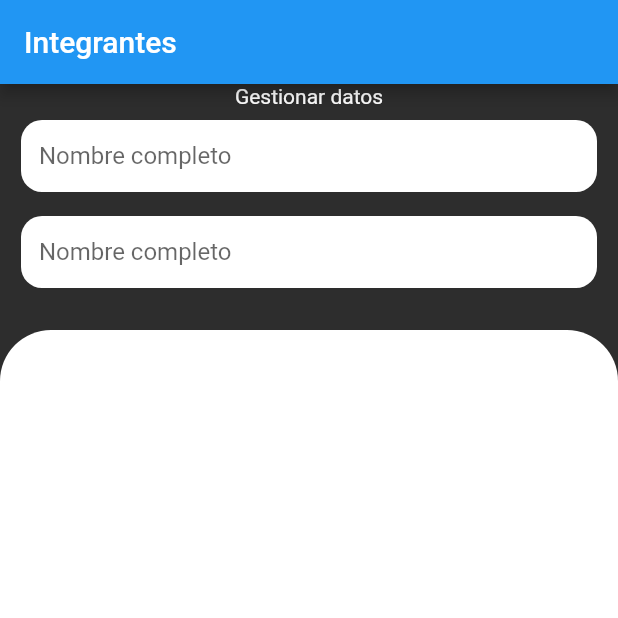
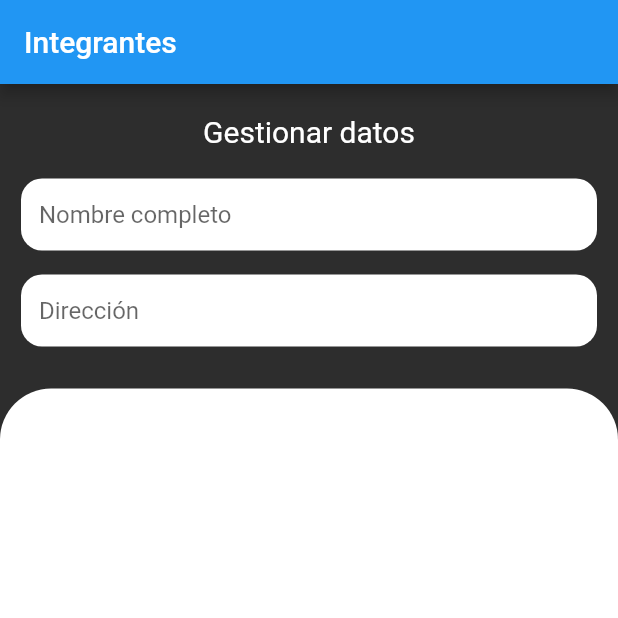
Before and after one commit to ehbarrionuevo/flutter_codigo_futures, a Flutter app: the first screen one second after launch, on a phone screen of 412 x 824 dp, the top half of it. Run offline on Flutter 3.47's test engine with Material 2 defaults, Android fonts, the phone set to English and light mode, and no system bars.

Commit message:
Futures 2.1

```diff
--- a/lib/pages/general_page.dart
+++ b/lib/pages/general_page.dart
@@ -35,11 +35,18 @@ class _GeneralPageState extends State<GeneralPage> {
       ),
       body: Column(
         children: [
+          const SizedBox(
+            height: 20.0,
+          ),
           const Text(
             "Gestionar datos",
             style: TextStyle(
               color: Colors.white,
+              fontSize: 20.0
             ),
+          ),
+          const SizedBox(
+            height: 12.0,
           ),
 
           Container(
@@ -66,7 +73,7 @@ class _GeneralPageState extends State<GeneralPage> {
             margin: EdgeInsets.symmetric(horizontal: 14.0, vertical: 8.0),
             child: TextField(
               decoration: InputDecoration(
-                hintText: "Nombre completo",
+                hintText: "Dirección",
                 filled: true,
                 fillColor: Colors.white,
                 contentPadding:
```
